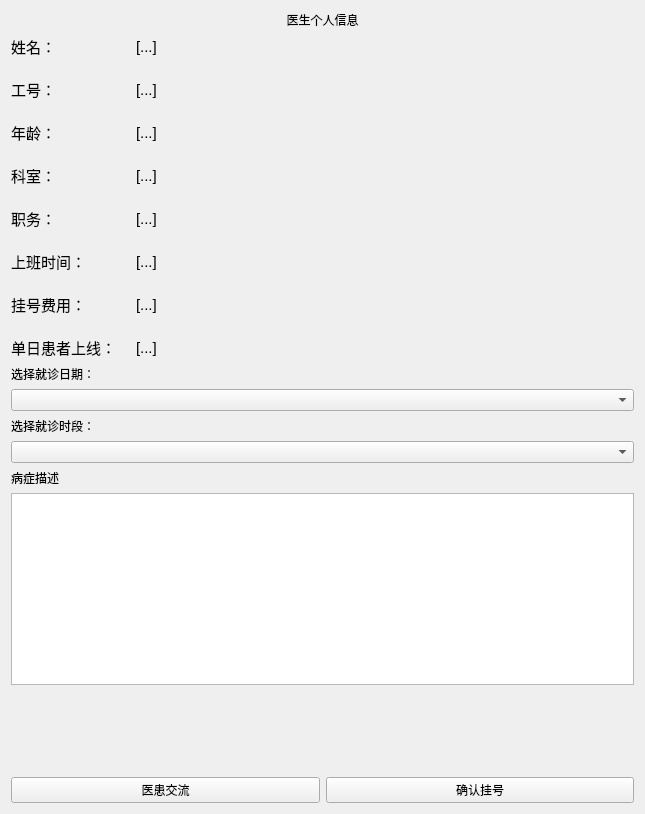
This is client/patient/doctorinfo.ui in laonuo2004/cpp-qt-medical-system as Qt 5 draws it before an edit. The edited form follows.
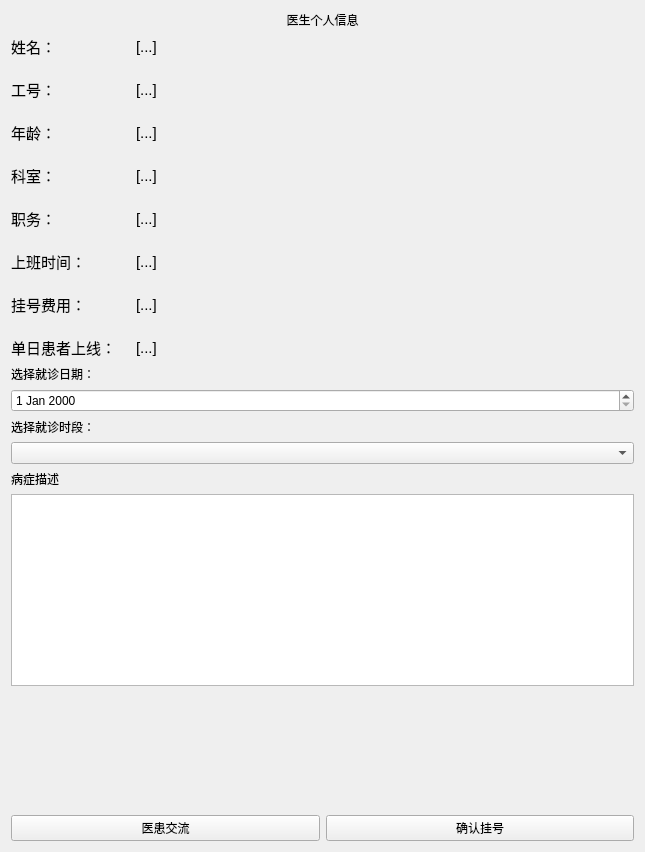
This is the edited form. Icons and pictures are not drawn.

Patch:
```diff
--- a/client/patient/doctorinfo.ui
+++ b/client/patient/doctorinfo.ui
@@ -7,7 +7,7 @@
     <x>0</x>
     <y>0</y>
     <width>645</width>
-    <height>814</height>
+    <height>852</height>
    </rect>
   </property>
   <property name="windowTitle">
@@ -271,7 +271,7 @@
       </widget>
      </item>
      <item>
-      <widget class="QComboBox" name="availableDate"/>
+      <widget class="QDateEdit" name="dateEdit"/>
      </item>
      <item>
       <widget class="QLabel" name="label_7">
```
